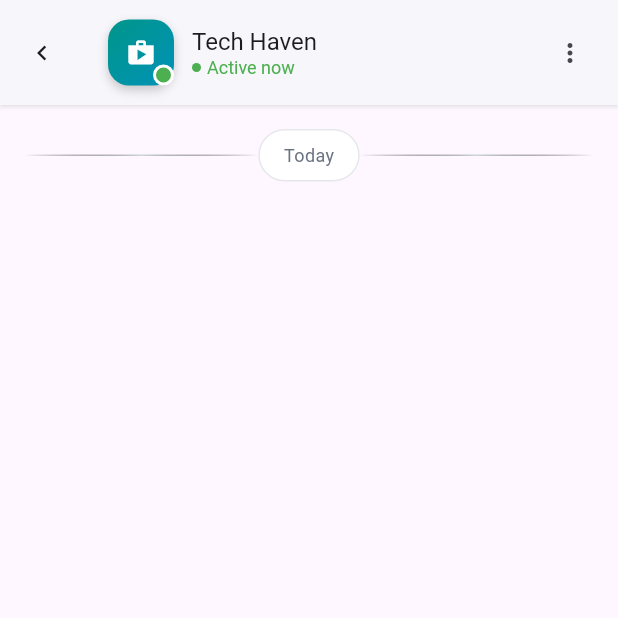
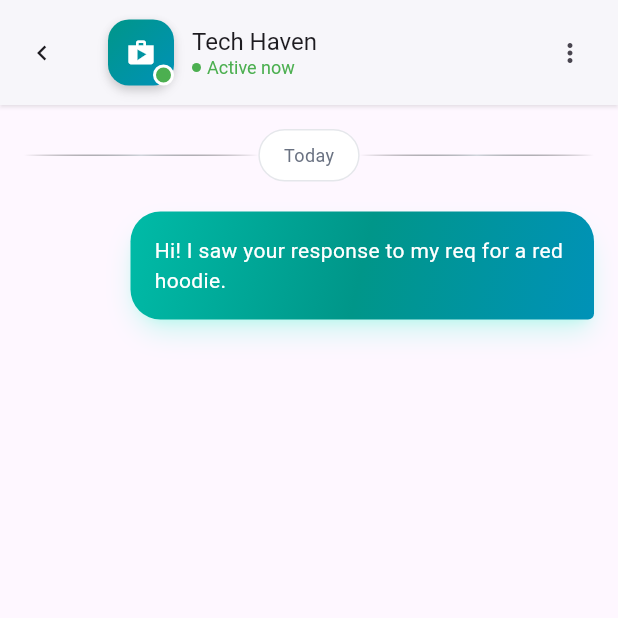
Before and after one commit to pujandhakal/Grabbit, a Flutter app: the ChatScreen screen opened directly, on a phone screen of 412 x 824 dp, the top half of it. Run offline on Flutter 3.47's test engine with Material 3 defaults, Android fonts, the phone set to English and light mode, and no system bars; our stand-ins replace flutter_svg, google_fonts, percent_indicator.

Commit message:
Made chat bubble UI

```diff
--- a/lib/pages/chat_screen.dart
+++ b/lib/pages/chat_screen.dart
@@ -1,5 +1,6 @@
 import 'package:flutter/material.dart';
 import 'package:grabbit/util/Shop/gradient_icon.dart';
+import 'package:grabbit/util/chat_bubble.dart';
 
 class ChatScreen extends StatefulWidget {
   const ChatScreen({super.key});
@@ -108,6 +109,9 @@ class _ChatScreenState extends State<ChatScreen> {
         padding: EdgeInsets.all(16),
         child: Column(
           children: [
+            Expanded(
+              child: ListView(
+                children: [
                   Row(
                     children: [
                       Expanded(
@@ -161,7 +165,14 @@ class _ChatScreenState extends State<ChatScreen> {
                         ),
                       ),
                     ],
-            )
+                  ),
+                  SizedBox(
+                    height: 20,
+                  ),
+                  ChatBubble(),
+                ],
+              ),
+            ),
           ],
         ),
       ),
--- /dev/null
+++ b/lib/util/chat_bubble.dart
@@ -0,0 +1,60 @@
+import 'package:flutter/material.dart';
+
+class ChatBubble extends StatefulWidget {
+  const ChatBubble({super.key});
+
+  @override
+  State<ChatBubble> createState() => _ChatBubbleState();
+}
+
+class _ChatBubbleState extends State<ChatBubble> {
+  @override
+  Widget build(BuildContext context) {
+    return Align(
+      alignment: Alignment.centerRight,
+      child: Container(
+        constraints: BoxConstraints(
+          maxWidth: MediaQuery.of(context).size.width * 0.75,
+        ),
+        margin: EdgeInsets.only(bottom: 22),
+        padding: EdgeInsets.all(16),
+        decoration: BoxDecoration(
+            borderRadius: BorderRadius.only(
+              topLeft: Radius.circular(20),
+              topRight: Radius.circular(20),
+              bottomRight: Radius.circular(4),
+              bottomLeft: Radius.circular(20),
+            ),
+            gradient: LinearGradient(
+              colors: [
+                Color(0xff00BBA7),
+                Color(0xff009689),
+                Color(0xff0092B8),
+              ],
+              begin: Alignment.topLeft,
+              end: Alignment.bottomRight,
+            ),
+            boxShadow: [
+              BoxShadow(
+                color: Color.fromARGB(130, 150, 247, 228),
+                blurRadius: 15,
+                spreadRadius: -3,
+                offset: Offset(0, 10),
+              ),
+              BoxShadow(
+                color: Color.fromARGB(130, 150, 247, 228),
+                blurRadius: 6,
+                spreadRadius: -4,
+                offset: Offset(0, 4),
+              ),
+            ]),
+        child: Text(
+          "Hi! I saw your response to my req for a red hoodie.",
+          style: TextStyle(
+            color: Colors.white,
+          ),
+        ),
+      ),
+    );
+  }
+}
```
Lines whose indentation alone changed are shown as unchanged.
